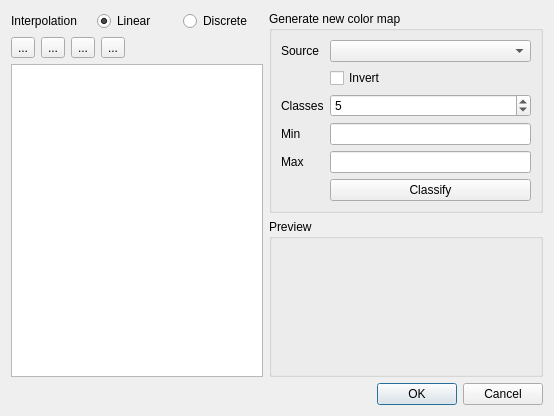
Before: the Qt Designer form qgis_plugin/crayfish_colormap_dialog.ui in lutraconsulting/qgis-crayfish-plugin, drawn with Qt 5.
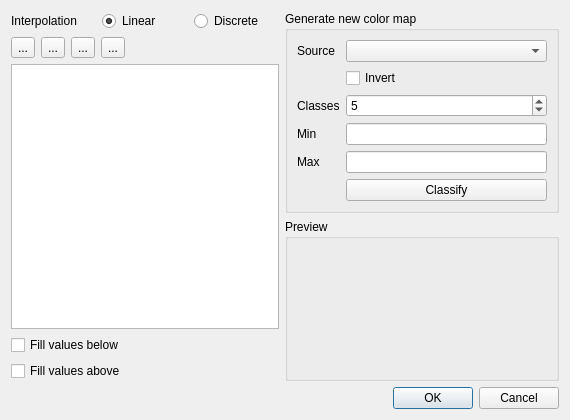
After: the same form once the commit is applied. Custom widgets are drawn as their Qt base class.

Commit message: Option to turn on/off filling of values below/above colormap range

What changed in the file:
```diff
--- a/qgis_plugin/crayfish_colormap_dialog.ui
+++ b/qgis_plugin/crayfish_colormap_dialog.ui
@@ -6,8 +6,8 @@
    <rect>
     <x>0</x>
     <y>0</y>
-    <width>554</width>
-    <height>416</height>
+    <width>570</width>
+    <height>420</height>
    </rect>
   </property>
   <property name="windowTitle">
@@ -96,6 +96,20 @@
        </property>
       </widget>
      </item>
+     <item>
+      <widget class="QCheckBox" name="chkFillValuesBelow">
+       <property name="text">
+        <string>Fill values below</string>
+       </property>
+      </widget>
+     </item>
+     <item>
+      <widget class="QCheckBox" name="chkFillValuesAbove">
+       <property name="text">
+        <string>Fill values above</string>
+       </property>
+      </widget>
+     </item>
     </layout>
    </item>
    <item row="0" column="1">
@@ -206,6 +220,19 @@
         </property>
        </widget>
       </item>
+      <item>
+       <spacer name="verticalSpacer">
+        <property name="orientation">
+         <enum>Qt::Vertical</enum>
+        </property>
+        <property name="sizeHint" stdset="0">
+         <size>
+          <width>20</width>
+          <height>40</height>
+         </size>
+        </property>
+       </spacer>
+      </item>
      </layout>
     </widget>
    </item>
```
Left out of the diff: 2 changed lines with no effect on the pictures. The commit also changes 6 other files.
